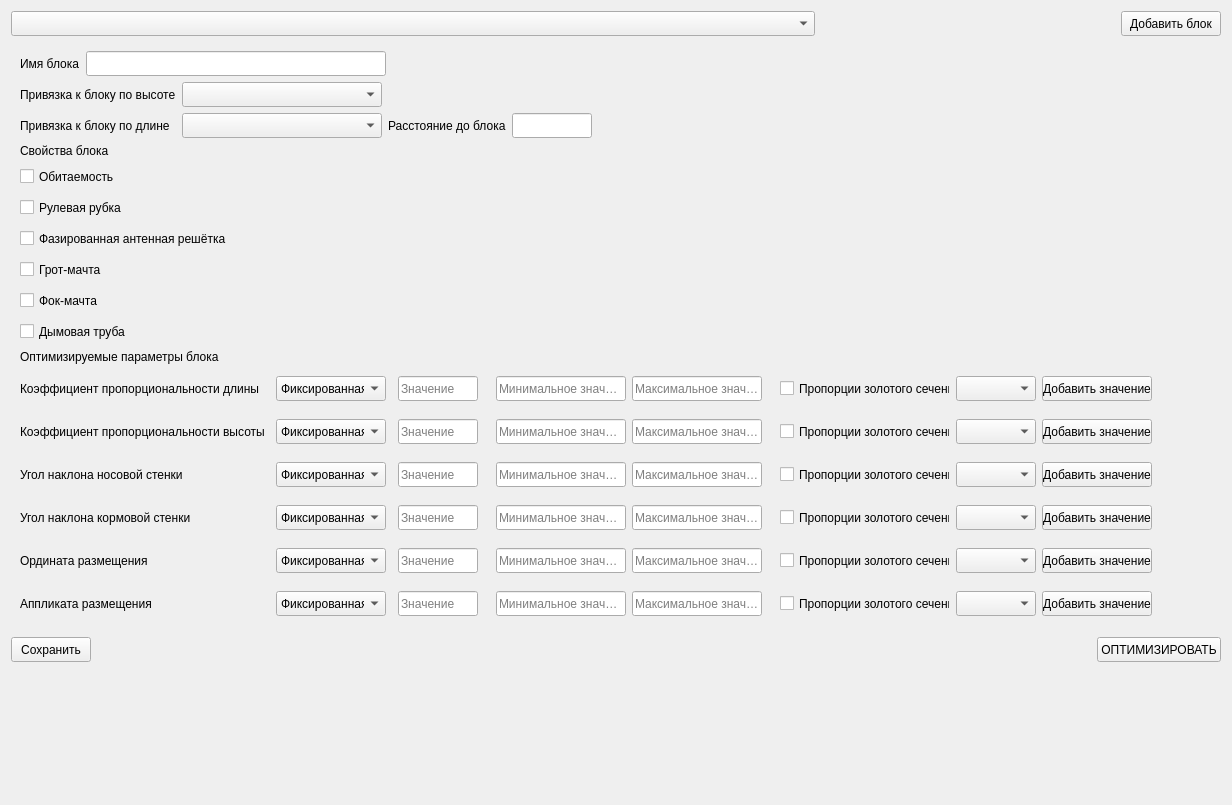
Old version of the form source/gui/enteringblocks.ui in the repository baseoleph/secad.
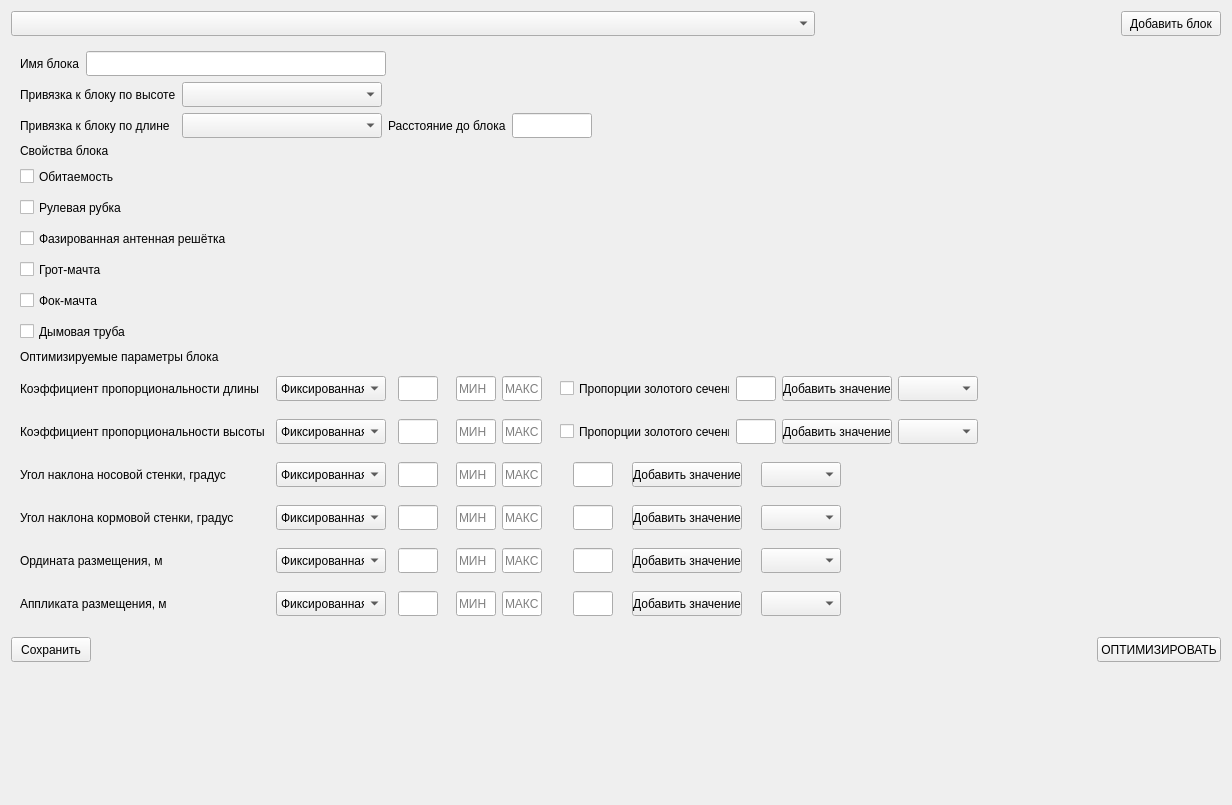
New version of the form.

Commit message: enteringblocks.ui: LineEdit_desc are added

Diff of the .ui file:
```diff
--- a/source/gui/enteringblocks.ui
+++ b/source/gui/enteringblocks.ui
@@ -437,18 +437,18 @@
                </property>
                <property name="minimumSize">
                 <size>
-                 <width>80</width>
+                 <width>40</width>
                  <height>25</height>
                 </size>
                </property>
                <property name="maximumSize">
                 <size>
-                 <width>80</width>
+                 <width>40</width>
                  <height>25</height>
                 </size>
                </property>
                <property name="placeholderText">
-                <string>Значение</string>
+                <string/>
                </property>
               </widget>
              </item>
@@ -480,18 +480,18 @@
                </property>
                <property name="minimumSize">
                 <size>
-                 <width>130</width>
+                 <width>40</width>
                  <height>25</height>
                 </size>
                </property>
                <property name="maximumSize">
                 <size>
-                 <width>130</width>
+                 <width>40</width>
                  <height>25</height>
                 </size>
                </property>
                <property name="placeholderText">
-                <string>Минимальное значение</string>
+                <string>МИН</string>
                </property>
               </widget>
              </item>
@@ -505,18 +505,18 @@
                </property>
                <property name="minimumSize">
                 <size>
-                 <width>130</width>
+                 <width>40</width>
                  <height>25</height>
                 </size>
                </property>
                <property name="maximumSize">
                 <size>
-                 <width>130</width>
+                 <width>40</width>
                  <height>25</height>
                 </size>
                </property>
                <property name="placeholderText">
-                <string>Максимальное значение</string>
+                <string>МАКС</string>
                </property>
               </widget>
              </item>
@@ -558,16 +558,16 @@
               </widget>
              </item>
              <item>
-              <widget class="QComboBox" name="comboBox_hrc_desc_var">
+              <widget class="QLineEdit" name="lineEdit_hrc_desc">
                <property name="minimumSize">
                 <size>
-                 <width>80</width>
+                 <width>40</width>
                  <height>25</height>
                 </size>
                </property>
                <property name="maximumSize">
                 <size>
-                 <width>80</width>
+                 <width>40</width>
                  <height>25</height>
                 </size>
                </property>
@@ -592,6 +592,22 @@
                </property>
               </widget>
              </item>
+             <item>
+              <widget class="QComboBox" name="comboBox_hrc_desc_var">
+               <property name="minimumSize">
+                <size>
+                 <width>80</width>
+                 <height>25</height>
+                </size>
+               </property>
+               <property name="maximumSize">
+                <size>
+                 <width>80</width>
+                 <height>25</height>
+                </size>
+               </property>
+              </widget>
+             </item>
             </layout>
            </widget>
           </item>
@@ -635,7 +651,7 @@
                </size>
               </property>
               <property name="text">
-               <string>Угол наклона кормовой стенки</string>
+               <string>Угол наклона кормовой стенки, градус</string>
               </property>
              </widget>
             </item>
@@ -703,18 +719,18 @@
                </property>
                <property name="minimumSize">
                 <size>
-                 <width>80</width>
+                 <width>40</width>
                  <height>25</height>
                 </size>
                </property>
                <property name="maximumSize">
                 <size>
-                 <width>80</width>
+                 <width>40</width>
                  <height>25</height>
                 </size>
                </property>
                <property name="placeholderText">
-                <string>Значение</string>
+                <string/>
                </property>
               </widget>
              </item>
@@ -746,18 +762,18 @@
                </property>
                <property name="minimumSize">
                 <size>
-                 <width>130</width>
+                 <width>40</width>
                  <height>25</height>
                 </size>
                </property>
                <property name="maximumSize">
                 <size>
-                 <width>130</width>
+                 <width>40</width>
                  <height>25</height>
                 </size>
                </property>
                <property name="placeholderText">
-                <string>Минимальное значение</string>
+                <string>МИН</string>
                </property>
               </widget>
              </item>
@@ -771,18 +787,18 @@
                </property>
                <property name="minimumSize">
                 <size>
-                 <width>130</width>
+                 <width>40</width>
                  <height>25</height>
                 </size>
                </property>
                <property name="maximumSize">
                 <size>
-                 <width>130</width>
+                 <width>40</width>
                  <height>25</height>
                 </size>
                </property>
                <property name="placeholderText">
-                <string>Максимальное значение</string>
+                <string>МАКС</string>
                </property>
               </widget>
              </item>
@@ -805,35 +821,16 @@
               <number>6</number>
              </property>
              <item>
-              <widget class="QCheckBox" name="checkBox_awih_desc_gsl">
+              <widget class="QLineEdit" name="lineEdit_awih_desc">
                <property name="minimumSize">
                 <size>
-                 <width>170</width>
+                 <width>40</width>
                  <height>25</height>
                 </size>
                </property>
                <property name="maximumSize">
                 <size>
-                 <width>170</width>
-                 <height>25</height>
-                </size>
-               </property>
-               <property name="text">
-                <string>Пропорции золотого сечения</string>
-               </property>
-              </widget>
-             </item>
-             <item>
-              <widget class="QComboBox" name="comboBox_awih_desc_var">
-               <property name="minimumSize">
-                <size>
-                 <width>80</width>
-                 <height>25</height>
-                </size>
-               </property>
-               <property name="maximumSize">
-                <size>
-                 <width>80</width>
+                 <width>40</width>
                  <height>25</height>
                 </size>
                </property>
@@ -858,6 +855,22 @@
                </property>
               </widget>
              </item>
+             <item>
+              <widget class="QComboBox" name="comboBox_awih_desc_var">
+               <property name="minimumSize">
+                <size>
+                 <width>80</width>
+                 <height>25</height>
+                </size>
+               </property>
+               <property name="maximumSize">
+                <size>
+                 <width>80</width>
+                 <height>25</height>
+                </size>
+               </property>
+              </widget>
+             </item>
             </layout>
            </widget>
           </item>
@@ -969,18 +982,18 @@
                </property>
                <property name="minimumSize">
                 <size>
-                 <width>80</width>
+                 <width>40</width>
                  <height>25</height>
                 </size>
                </property>
                <property name="maximumSize">
                 <size>
-                 <width>80</width>
+                 <width>40</width>
                  <height>25</height>
                 </size>
                </property>
                <property name="placeholderText">
-                <string>Значение</string>
+                <string/>
                </property>
               </widget>
              </item>
@@ -1012,18 +1025,18 @@
                </property>
                <property name="minimumSize">
                 <size>
-                 <width>130</width>
+                 <width>40</width>
                  <height>25</height>
                 </size>
                </property>
                <property name="maximumSize">
                 <size>
-                 <width>130</width>
+                 <width>40</width>
                  <height>25</height>
                 </size>
                </property>
                <property name="placeholderText">
-                <string>Минимальное значение</string>
+                <string>МИН</string>
                </property>
               </widget>
              </item>
@@ -1037,18 +1050,18 @@
                </property>
                <property name="minimumSize">
                 <size>
-                 <width>130</width>
+                 <width>40</width>
                  <height>25</height>
                 </size>
                </property>
                <property name="maximumSize">
                 <size>
-                 <width>130</width>
+                 <width>40</width>
                  <height>25</height>
                 </size>
                </property>
                <property name="placeholderText">
-                <string>Максимальное значение</string>
+                <string>МАКС</string>
                </property>
               </widget>
              </item>
@@ -1090,16 +1103,16 @@
               </widget>
              </item>
              <item>
-              <widget class="QComboBox" name="comboBox_lrc_desc_var">
+              <widget class="QLineEdit" name="lineEdit_lrc_desc">
                <property name="minimumSize">
                 <size>
-                 <width>80</width>
+                 <width>40</width>
                  <height>25</height>
                 </size>
                </property>
                <property name="maximumSize">
                 <size>
-                 <width>80</width>
+                 <width>40</width>
                  <height>25</height>
                 </size>
                </property>
@@ -1130,6 +1143,22 @@
                </property>
               </widget>
              </item>
+             <item>
+              <widget class="QComboBox" name="comboBox_lrc_desc_var">
+               <property name="minimumSize">
+                <size>
+                 <width>80</width>
+                 <height>25</height>
+                </size>
+               </property>
+               <property name="maximumSize">
+                <size>
+                 <width>80</width>
+                 <height>25</height>
+                </size>
+               </property>
+              </widget>
+             </item>
             </layout>
            </widget>
           </item>
@@ -1173,7 +1202,7 @@
                </size>
               </property>
               <property name="text">
-               <string>Угол наклона носовой стенки</string>
+               <string>Угол наклона носовой стенки, градус</string>
               </property>
              </widget>
             </item>
@@ -1241,18 +1270,18 @@
                </property>
                <property name="minimumSize">
                 <size>
-                 <width>80</width>
+                 <width>40</width>
                  <height>25</height>
                 </size>
                </property>
                <property name="maximumSize">
                 <size>
-                 <width>80</width>
+                 <width>40</width>
                  <height>25</height>
                 </size>
                </property>
                <property name="placeholderText">
-                <string>Значение</string>
+                <string/>
                </property>
               </widget>
              </item>
@@ -1284,18 +1313,18 @@
                </property>
                <property name="minimumSize">
                 <size>
-                 <width>130</width>
+                 <width>40</width>
                  <height>25</height>
                 </size>
                </property>
                <property name="maximumSize">
                 <size>
-                 <width>130</width>
+                 <width>40</width>
                  <height>25</height>
                 </size>
                </property>
                <property name="placeholderText">
-                <string>Минимальное значение</string>
+                <string>МИН</string>
                </property>
               </widget>
              </item>
@@ -1309,18 +1338,18 @@
                </property>
                <property name="minimumSize">
                 <size>
-                 <width>130</width>
+                 <width>40</width>
                  <height>25</height>
                 </size>
                </property>
                <property name="maximumSize">
                 <size>
-                 <width>130</width>
+                 <width>40</width>
                  <height>25</height>
                 </size>
                </property>
                <property name="placeholderText">
-                <string>Максимальное значение</string>
+                <string>МАКС</string>
                </property>
               </widget>
              </item>
@@ -1343,35 +1372,16 @@
               <number>6</number>
              </property>
              <item>
-              <widget class="QCheckBox" name="checkBox_fwih_desc_gsl">
+              <widget class="QLineEdit" name="lineEdit_fwih_desc">
                <property name="minimumSize">
                 <size>
-                 <width>170</width>
+                 <width>40</width>
                  <height>25</height>
                 </size>
                </property>
                <property name="maximumSize">
                 <size>
-                 <width>170</width>
-                 <height>25</height>
-                </size>
-               </property>
-               <property name="text">
-                <string>Пропорции золотого сечения</string>
-               </property>
-              </widget>
-             </item>
-             <item>
-              <widget class="QComboBox" name="comboBox_fwih_desc_var">
-               <property name="minimumSize">
-                <size>
-                 <width>80</width>
-                 <height>25</height>
-                </size>
-               </property>
-               <property name="maximumSize">
-                <size>
-                 <width>80</width>
+                 <width>40</width>
                  <height>25</height>
                 </size>
                </property>
@@ -1396,6 +1406,22 @@
                </property>
               </widget>
              </item>
+             <item>
+              <widget class="QComboBox" name="comboBox_fwih_desc_var">
+               <property name="minimumSize">
+                <size>
+                 <width>80</width>
+                 <height>25</height>
+                </size>
+               </property>
+               <property name="maximumSize">
+                <size>
+                 <width>80</width>
+                 <height>25</height>
+                </size>
+               </property>
+              </widget>
+             </item>
             </layout>
            </widget>
           </item>
@@ -1439,7 +1465,7 @@
                </size>
               </property>
               <property name="text">
-               <string>Ордината размещения</string>
+               <string>Ордината размещения, м</string>
               </property>
              </widget>
             </item>
@@ -1507,18 +1533,18 @@
                </property>
                <property name="minimumSize">
                 <size>
-                 <width>80</width>
+                 <width>40</width>
                  <height>25</height>
                 </size>
                </property>
                <property name="maximumSize">
                 <size>
-                 <width>80</width>
+                 <width>40</width>
                  <height>25</height>
                 </size>
                </property>
                <property name="placeholderText">
-                <string>Значение</string>
+                <string/>
                </property>
               </widget>
              </item>
@@ -1550,18 +1576,18 @@
                </property>
                <property name="minimumSize">
                 <size>
-                 <width>130</width>
+                 <width>40</width>
                  <height>25</height>
                 </size>
                </property>
                <property name="maximumSize">
                 <size>
-                 <width>130</width>
+                 <width>40</width>
                  <height>25</height>
                 </size>
                </property>
                <property name="placeholderText">
-                <string>Минимальное значение</string>
+                <string>МИН</string>
                </property>
               </widget>
              </item>
@@ -1575,18 +1601,18 @@
                </property>
                <property name="minimumSize">
                 <size>
-                 <width>130</width>
+                 <width>40</width>
                  <height>25</height>
                 </size>
                </property>
                <property name="maximumSize">
                 <size>
-                 <width>130</width>
+                 <width>40</width>
                  <height>25</height>
                 </size>
                </property>
                <property name="placeholderText">
-                <string>Максимальное значение</string>
+                <string>МАКС</string>
                </property>
               </widget>
              </item>
@@ -1609,35 +1635,16 @@
               <number>6</number>
              </property>
              <item>
-              <widget class="QCheckBox" name="checkBox_x_desc_gsl">
+              <widget class="QLineEdit" name="lineEdit_x_desc">
                <property name="minimumSize">
                 <size>
-                 <width>170</width>
+                 <width>40</width>
                  <height>25</height>
                 </size>
                </property>
                <property name="maximumSize">
                 <size>
-                 <width>170</width>
-                 <height>25</height>
-                </size>
-               </property>
-               <property name="text">
-                <string>Пропорции золотого сечения</string>
-               </property>
-              </widget>
-             </item>
-             <item>
-              <widget class="QComboBox" name="comboBox_x_desc_var">
-               <property name="minimumSize">
-                <size>
-                 <width>80</width>
-                 <height>25</height>
-                </size>
-               </property>
-               <property name="maximumSize">
-                <size>
-                 <width>80</width>
+                 <width>40</width>
                  <height>25</height>
                 </size>
                </property>
@@ -1662,6 +1669,22 @@
                </property>
               </widget>
              </item>
+             <item>
+              <widget class="QComboBox" name="comboBox_x_desc_var">
+               <property name="minimumSize">
+                <size>
+                 <width>80</width>
+                 <height>25</height>
+                </size>
+               </property>
+               <property name="maximumSize">
+                <size>
+                 <width>80</width>
+                 <height>25</height>
+                </size>
+               </property>
+              </widget>
+             </item>
             </layout>
            </widget>
           </item>
@@ -1705,7 +1728,7 @@
                </size>
               </property>
               <property name="text">
-               <string>Аппликата размещения</string>
+               <string>Аппликата размещения, м</string>
               </property>
              </widget>
             </item>
@@ -1773,18 +1796,18 @@
                </property>
                <property name="minimumSize">
                 <size>
-                 <width>80</width>
+                 <width>40</width>
                  <height>25</height>
                 </size>
                </property>
                <property name="maximumSize">
                 <size>
-                 <width>80</width>
+                 <width>40</width>
                  <height>25</height>
                 </size>
                </property>
                <property name="placeholderText">
-                <string>Значение</string>
+                <string/>
                </property>
               </widget>
              </item>
@@ -1816,18 +1839,18 @@
                </property>
                <property name="minimumSize">
                 <size>
-                 <width>130</width>
+                 <width>40</width>
                  <height>25</height>
                 </size>
                </property>
                <property name="maximumSize">
                 <size>
-                 <width>130</width>
+                 <width>40</width>
                  <height>25</height>
                 </size>
                </property>
                <property name="placeholderText">
-                <string>Минимальное значение</string>
+                <string>МИН</string>
                </property>
               </widget>
              </item>
@@ -1841,18 +1864,18 @@
                </property>
                <property name="minimumSize">
                 <size>
-                 <width>130</width>
+                 <width>40</width>
                  <height>25</height>
                 </size>
                </property>
                <property name="maximumSize">
                 <size>
-                 <width>130</width>
+                 <width>40</width>
                  <height>25</height>
                 </size>
                </property>
                <property name="placeholderText">
-                <string>Максимальное значение</string>
+                <string>МАКС</string>
                </property>
               </widget>
              </item>
@@ -1875,35 +1898,16 @@
               <number>6</number>
              </property>
              <item>
-              <widget class="QCheckBox" name="checkBox_z_desc_gsl">
+              <widget class="QLineEdit" name="lineEdit_z_desc">
                <property name="minimumSize">
                 <size>
-                 <width>170</width>
+                 <width>40</width>
                  <height>25</height>
                 </size>
                </property>
                <property name="maximumSize">
                 <size>
-                 <width>170</width>
-                 <height>25</height>
-                </size>
-               </property>
-               <property name="text">
-                <string>Пропорции золотого сечения</string>
-               </property>
-              </widget>
-             </item>
-             <item>
-              <widget class="QComboBox" name="comboBox_z_desc_var">
-               <property name="minimumSize">
-                <size>
-                 <width>80</width>
-                 <height>25</height>
-                </size>
-               </property>
-               <property name="maximumSize">
-                <size>
-                 <width>80</width>
+                 <width>40</width>
                  <height>25</height>
                 </size>
                </property>
@@ -1928,6 +1932,22 @@
                </property>
               </widget>
              </item>
+             <item>
+              <widget class="QComboBox" name="comboBox_z_desc_var">
+               <property name="minimumSize">
+                <size>
+                 <width>80</width>
+                 <height>25</height>
+                </size>
+               </property>
+               <property name="maximumSize">
+                <size>
+                 <width>80</width>
+                 <height>25</height>
+                </size>
+               </property>
+              </widget>
+             </item>
             </layout>
            </widget>
           </item>
```
